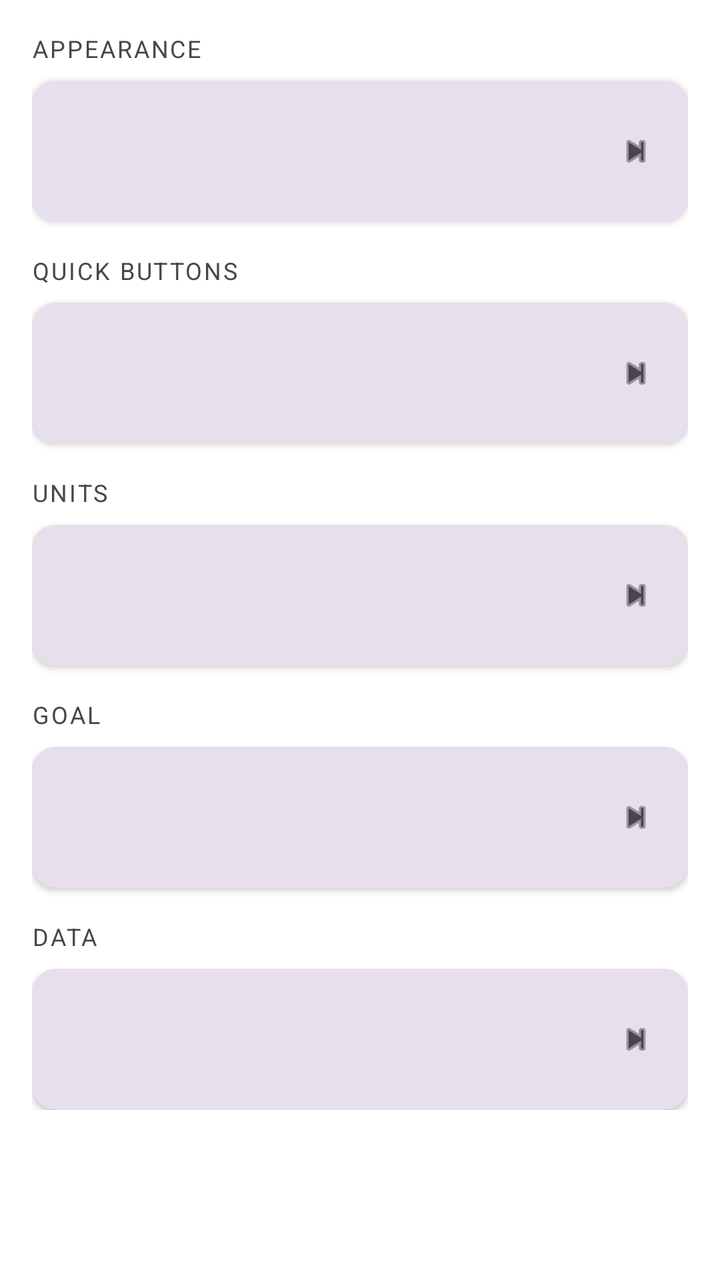
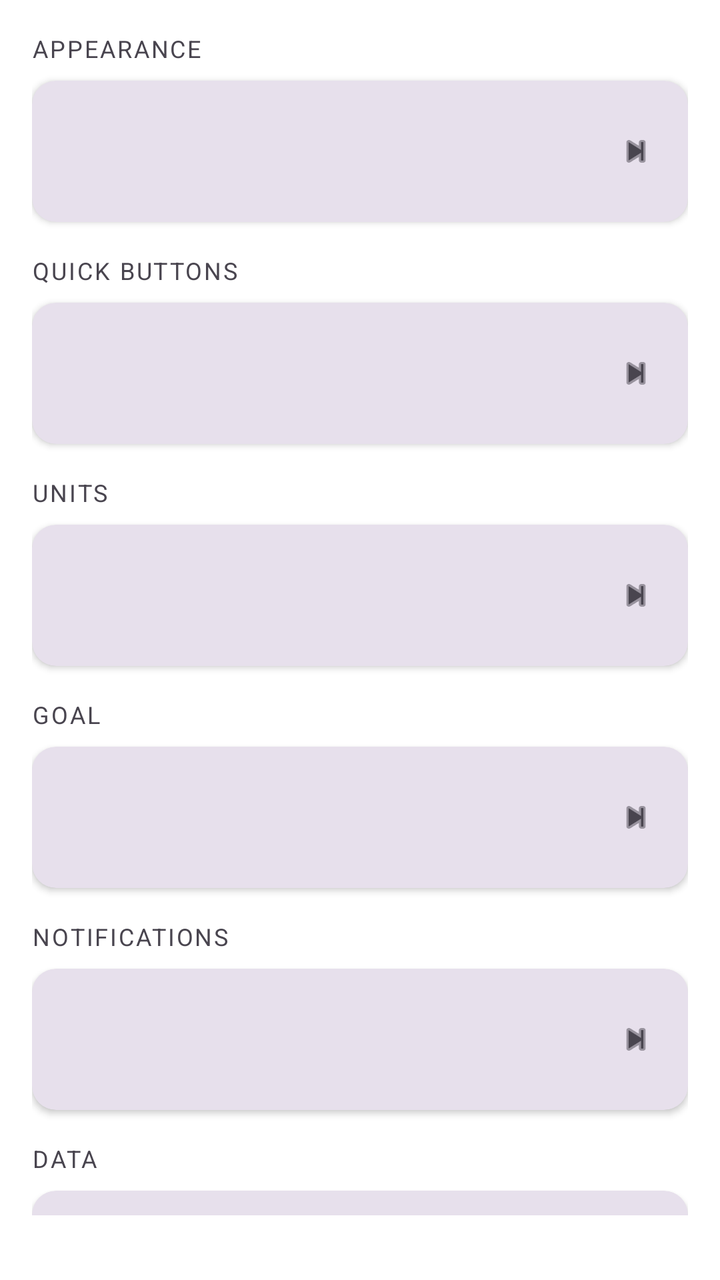

Before-and-after screenshots of an Android layout around one commit, followed by the original layout XML and the change that was made.
<!-- AndroidManifest.xml: application theme Theme.WaterReminder -->
<!-- res/layout/fragment_settings.xml -->
<?xml version="1.0" encoding="utf-8"?>
<androidx.constraintlayout.widget.ConstraintLayout xmlns:android="http://schemas.android.com/apk/res/android"
    xmlns:app="http://schemas.android.com/apk/res-auto"
    android:layout_width="match_parent"
    android:layout_height="match_parent"
    android:background="@color/page_background">

    <androidx.core.widget.NestedScrollView
        android:layout_width="0dp"
        android:layout_height="0dp"
        app:layout_constraintTop_toTopOf="parent"
        app:layout_constraintBottom_toTopOf="@id/text_app_version"
        app:layout_constraintStart_toStartOf="parent"
        app:layout_constraintEnd_toEndOf="parent">

        <LinearLayout
            android:layout_width="match_parent"
            android:layout_height="wrap_content"
            android:orientation="vertical"
            android:padding="16dp">

            
            <TextView
                android:layout_width="match_parent"
                android:layout_height="wrap_content"
                android:layout_marginBottom="8dp"
                android:text="@string/settings_section_appearance"
                android:textColor="?attr/colorOnSurfaceVariant"
                android:textSize="12sp"
                android:textAllCaps="true"
                android:letterSpacing="0.08" />

            <include
                android:id="@+id/row_set_theme"
                layout="@layout/item_settings_row"
                android:layout_width="match_parent"
                android:layout_height="wrap_content"
                android:layout_marginBottom="16dp" />

            
            <TextView
                android:layout_width="match_parent"
                android:layout_height="wrap_content"
                android:layout_marginBottom="8dp"
                android:text="@string/settings_section_quick_buttons"
                android:textColor="?attr/colorOnSurfaceVariant"
                android:textSize="12sp"
                android:textAllCaps="true"
                android:letterSpacing="0.08" />

            <include
                android:id="@+id/row_reset_custom"
                layout="@layout/item_settings_row"
                android:layout_width="match_parent"
                android:layout_height="wrap_content"
                android:layout_marginBottom="16dp" />

            
            <TextView
                android:layout_width="match_parent"
                android:layout_height="wrap_content"
                android:layout_marginBottom="8dp"
                android:text="@string/settings_section_units"
                android:textColor="?attr/colorOnSurfaceVariant"
                android:textSize="12sp"
                android:textAllCaps="true"
                android:letterSpacing="0.08" />

            <include
                android:id="@+id/row_set_unit"
                layout="@layout/item_settings_row"
                android:layout_width="match_parent"
                android:layout_height="wrap_content"
                android:layout_marginBottom="16dp" />

            
            <TextView
                android:layout_width="match_parent"
                android:layout_height="wrap_content"
                android:layout_marginBottom="8dp"
                android:text="@string/settings_section_goal"
                android:textColor="?attr/colorOnSurfaceVariant"
                android:textSize="12sp"
                android:textAllCaps="true"
                android:letterSpacing="0.08" />

            <include
                android:id="@+id/row_set_personal_goal"
                layout="@layout/item_settings_row"
                android:layout_width="match_parent"
                android:layout_height="wrap_content" />

            
            <TextView
                android:layout_width="match_parent"
                android:layout_height="wrap_content"
                android:layout_marginTop="16dp"
                android:layout_marginBottom="8dp"
                android:text="@string/action_data"
                android:textColor="?attr/colorOnSurfaceVariant"
                android:textSize="12sp"
                android:textAllCaps="true"
                android:letterSpacing="0.08" />

            <include
                android:id="@+id/row_data"
                layout="@layout/item_settings_row"
                android:layout_width="match_parent"
                android:layout_height="wrap_content" />

        </LinearLayout>

    </androidx.core.widget.NestedScrollView>

    <TextView
        android:id="@+id/text_app_version"
        android:layout_width="wrap_content"
        android:layout_height="wrap_content"
        android:layout_margin="16dp"
        android:textColor="?attr/colorOnSurfaceVariant"
        android:textSize="12sp"
        app:layout_constraintBottom_toBottomOf="parent"
        app:layout_constraintStart_toStartOf="parent" />

</androidx.constraintlayout.widget.ConstraintLayout>
<!-- res/layout/item_settings_row.xml (included above) -->
<?xml version="1.0" encoding="utf-8"?>
<androidx.cardview.widget.CardView xmlns:android="http://schemas.android.com/apk/res/android"
    xmlns:app="http://schemas.android.com/apk/res-auto"
    android:layout_width="match_parent"
    android:layout_height="wrap_content"
    app:cardCornerRadius="12dp"
    app:cardElevation="2dp"
    app:cardBackgroundColor="?attr/colorSurfaceVariant">

    <LinearLayout
        android:id="@+id/row_container"
        android:layout_width="match_parent"
        android:layout_height="wrap_content"
        android:orientation="horizontal"
        android:gravity="center_vertical"
        android:padding="16dp"
        android:background="?attr/selectableItemBackground"
        android:clickable="true"
        android:focusable="true">

        <ImageView
            android:id="@+id/row_icon"
            android:layout_width="24dp"
            android:layout_height="24dp"
            android:layout_marginEnd="16dp"
            android:tint="@color/brand_blue"
            android:importantForAccessibility="no" />

        <LinearLayout
            android:layout_width="0dp"
            android:layout_height="wrap_content"
            android:layout_weight="1"
            android:orientation="vertical">

            <TextView
                android:id="@+id/row_title"
                android:layout_width="wrap_content"
                android:layout_height="wrap_content"
                android:textColor="?attr/colorOnSurface"
                android:textSize="15sp" />

            <TextView
                android:id="@+id/row_subtitle"
                android:layout_width="wrap_content"
                android:layout_height="wrap_content"
                android:layout_marginTop="2dp"
                android:textColor="?attr/colorOnSurfaceVariant"
                android:textSize="12sp" />

        </LinearLayout>

        <ImageView
            android:id="@+id/row_chevron"
            android:layout_width="20dp"
            android:layout_height="20dp"
            android:src="@android:drawable/ic_media_next"
            android:tint="?attr/colorOnSurfaceVariant"
            android:importantForAccessibility="no" />

    </LinearLayout>

</androidx.cardview.widget.CardView>
<!-- resources referenced by this layout -->
<resources>
  <color name="brand_blue">#2196F3</color>
  <color name="page_background">#FFFFFF</color>
  <string name="action_data">Data</string>
  <string name="settings_section_appearance">Appearance</string>
  <string name="settings_section_goal">Goal</string>
  <string name="settings_section_quick_buttons">Quick buttons</string>
  <string name="settings_section_units">Units</string>
  <style name="Theme.WaterReminder" parent="Base.Theme.WaterReminder" />
  <style name="Base.Theme.WaterReminder" parent="Theme.Material3.DayNight.NoActionBar">
          
          
      </style>
</resources>

<!-- the commit's change to res/layout/fragment_settings.xml (unified diff, before → after) -->
@@ -86,6 +86,24 @@
 
             <include
                 android:id="@+id/row_set_personal_goal"
+                layout="@layout/item_settings_row"
+                android:layout_width="match_parent"
+                android:layout_height="wrap_content" />
+
+            
+            <TextView
+                android:layout_width="match_parent"
+                android:layout_height="wrap_content"
+                android:layout_marginTop="16dp"
+                android:layout_marginBottom="8dp"
+                android:text="@string/settings_section_notifications"
+                android:textColor="?attr/colorOnSurfaceVariant"
+                android:textSize="12sp"
+                android:textAllCaps="true"
+                android:letterSpacing="0.08" />
+
+            <include
+                android:id="@+id/row_notifications"
                 layout="@layout/item_settings_row"
                 android:layout_width="match_parent"
                 android:layout_height="wrap_content" />
<!-- resource entries referenced after the edit -->
@@ -5,6 +5,7 @@
   <string name="action_data">Data</string>
   <string name="settings_section_appearance">Appearance</string>
   <string name="settings_section_goal">Goal</string>
+  <string name="settings_section_notifications">Notifications</string>
   <string name="settings_section_quick_buttons">Quick buttons</string>
   <string name="settings_section_units">Units</string>
   <style name="Theme.WaterReminder" parent="Base.Theme.WaterReminder" />
